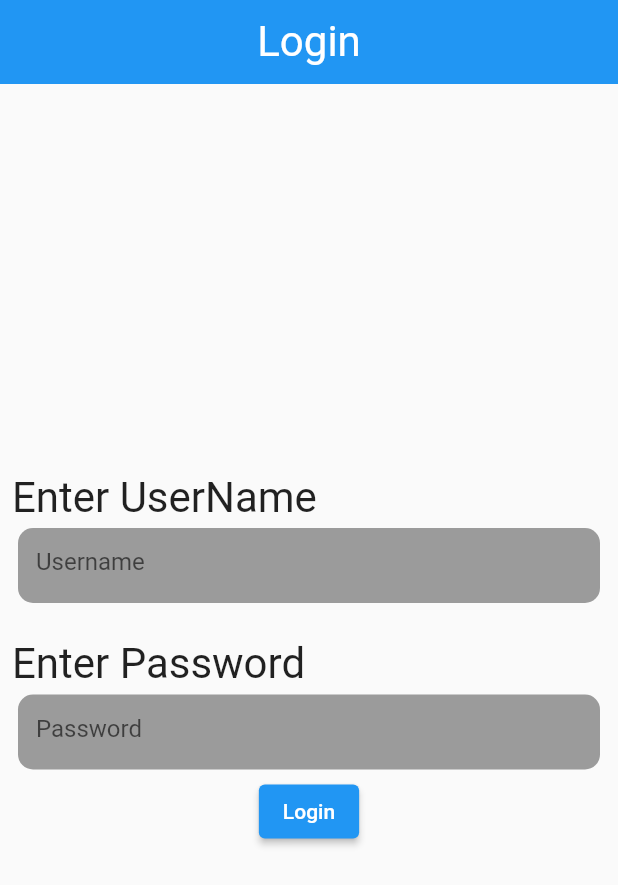
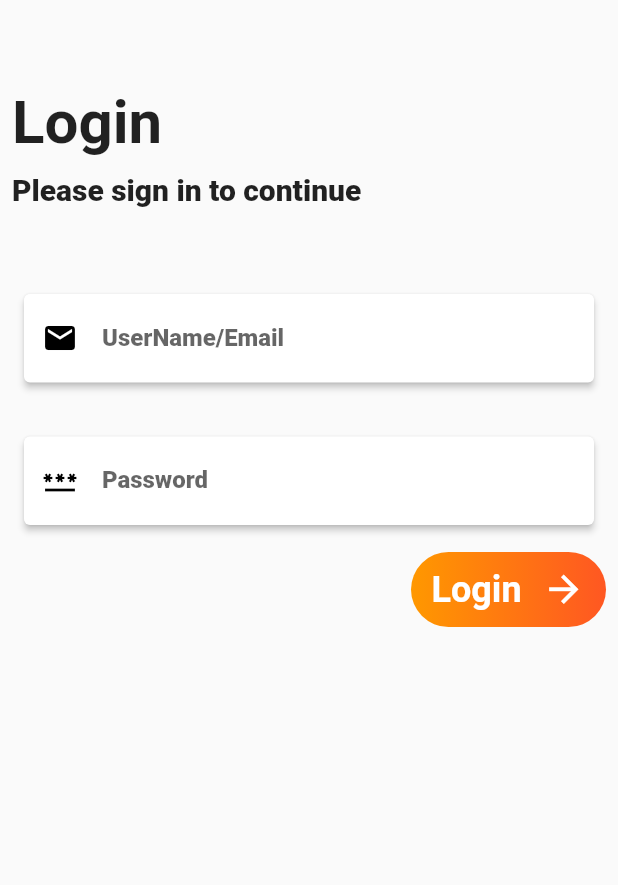
Before and after one commit to Hritik602/flutter, a Flutter app: the screen it shows after launch, on a phone screen of 412 x 824 dp. Shown: the top 885 px of the screen. Run offline on Flutter 3.47's test engine with Material 2 defaults, Android fonts, the phone set to English and light mode, and no system bars.

Commit message:
Login page is created

```diff
--- a/newproject/lib/LoginForm/login_page.dart
+++ /dev/null
@@ -1,96 +0,0 @@
-import 'package:flutter/material.dart';
-
-class LoginPage extends StatefulWidget {
-  const LoginPage({Key? key}) : super(key: key);
-
-  @override
-  State<LoginPage> createState() => _LoginPageState();
-}
-
-class _LoginPageState extends State<LoginPage> {
-  final _formKey = GlobalKey<FormState>();
-  final userName = TextEditingController();
-  final userPassword = TextEditingController();
-
-  @override
-  Widget build(BuildContext context) {
-    return Scaffold(
-        appBar: AppBar(
-            elevation: 0.0,
-            centerTitle: true,
-            title: const CustomText(text: "Login")),
-        body: Padding(
-          padding: const EdgeInsets.all(8.0),
-          child: Form(
-              key: _formKey,
-              child: Column(
-                mainAxisAlignment: MainAxisAlignment.center,
-                crossAxisAlignment: CrossAxisAlignment.start,
-                children: [
-                  const CustomText(
-                    text: "Enter UserName",
-                  ),
-                  CustomTextfield(hintText: "Username", controller: userName),
-                  const SizedBox(
-                    height: 20,
-                  ),
-                  const CustomText(text: "Enter Password"),
-                  CustomTextfield(
-                      hintText: "Password", controller: userPassword),
-                  Center(
-                    child: ElevatedButton(
-                        onPressed: () {
-                          if (userName.text.isNotEmpty) {
-                            print("clicked");
-                          }
-                        },
-                        child: const Text("Login")),
-                  )
-                ],
-              )),
-        ));
-  }
-}
-
-class CustomText extends StatelessWidget {
-  const CustomText({Key? key, required this.text}) : super(key: key);
-  final String text;
-  @override
-  Widget build(BuildContext context) {
-    return Text(
-      text,
-      style: const TextStyle(fontSize: 28, fontWeight: FontWeight.w400),
-    );
-  }
-}
-
-class CustomTextfield extends StatelessWidget {
-  const CustomTextfield(
-      {Key? key, required this.hintText, required this.controller})
-      : super(key: key);
-  final String hintText;
-  final TextEditingController controller;
-  @override
-  Widget build(BuildContext context) {
-    return Padding(
-      padding: const EdgeInsets.all(4.0),
-      child: TextFormField(
-        validator: (value) {
-          if (value!.isNotEmpty) {
-            print("Must not be Empty");
-          }
-        },
-        controller: controller,
-        decoration: InputDecoration(
-            filled: true,
-            fillColor: Colors.black38,
-            border: OutlineInputBorder(
-                borderSide: BorderSide.none,
-                borderRadius: BorderRadius.circular(10)),
-            hintText: hintText,
-            constraints: const BoxConstraints(
-                maxHeight: 50, minHeight: 35, maxWidth: 400, minWidth: 200)),
-      ),
-    );
-  }
-}
--- /dev/null
+++ b/newproject/lib/home_screen/home_screen.dart
@@ -0,0 +1,14 @@
+import 'package:flutter/material.dart';
+
+class HomeScreen extends StatelessWidget {
+  const HomeScreen({Key? key}) : super(key: key);
+
+  @override
+  Widget build(BuildContext context) {
+    return const Scaffold(
+      body: Center(
+        child: Text("Home Screen"),
+      ),
+    );
+  }
+}
--- /dev/null
+++ b/newproject/lib/login_form/login_page.dart
@@ -0,0 +1,192 @@
+import 'package:flutter/material.dart';
+import 'package:newproject/home_screen/home_screen.dart';
+import 'package:newproject/utility/utility.dart';
+
+class LoginPage extends StatefulWidget {
+  const LoginPage({Key? key}) : super(key: key);
+
+  @override
+  State<LoginPage> createState() => _LoginPageState();
+}
+
+class _LoginPageState extends State<LoginPage> {
+  final _formKey = GlobalKey<FormState>();
+  final userName = TextEditingController();
+  final userPassword = TextEditingController();
+
+  @override
+  Widget build(BuildContext context) {
+    return Scaffold(
+        body: Padding(
+      padding: const EdgeInsets.all(8.0),
+      child: SafeArea(
+        child: Form(
+            key: _formKey,
+            child: SingleChildScrollView(
+              child: Column(
+                mainAxisAlignment: MainAxisAlignment.center,
+                crossAxisAlignment: CrossAxisAlignment.start,
+                children: [
+                  const SizedBox(
+                    height: 50,
+                  ),
+                  const CustomText(
+                    text: "Login",
+                    fontSize: 40,
+                    fontWeight: FontWeight.bold,
+                  ),
+                  const SizedBox(
+                    height: 10,
+                  ),
+                  const CustomText(
+                    text: "Please sign in to continue",
+                    fontSize: 20,
+                    fontWeight: FontWeight.w800,
+                  ),
+                  const SizedBox(
+                    height: 50,
+                  ),
+                  CustomTextfield(
+                      prefixIcon: emailIcon,
+                      hintText: emailLabelText,
+
+                      //  errorText: emailError,
+                      controller: userName),
+                  const SizedBox(
+                    height: 20,
+                  ),
+                  CustomTextfield(
+                      prefixIcon: passIcon,
+                      hintText: passwordHintText,
+                      // errorText: passworderror,
+                      controller: userPassword),
+                  const SizedBox(
+                    height: 10,
+                  ),
+                  LoginButton(
+                    onPressed: () {
+                      if (userName.text.isNotEmpty &&
+                          userPassword.text.isNotEmpty) {
+                        Navigator.pushReplacement(
+                            context,
+                            MaterialPageRoute(
+                                builder: (context) => const HomeScreen()));
+                      }
+                    },
+                  ),
+                  const SizedBox(
+                    height: 30,
+                  ),
+                  // const Align(
+                  //   alignment: Alignment.bottomCenter,
+                  //   child: Text("Don't have an account?"),
+                  // ),
+                ],
+              ),
+            )),
+      ),
+    ));
+  }
+}
+
+class LoginButton extends StatelessWidget {
+  LoginButton({Key? key, required this.onPressed}) : super(key: key);
+  Function onPressed;
+  @override
+  Widget build(BuildContext context) {
+    return InkWell(
+      onTap: onPressed(),
+      child: Align(
+        alignment: Alignment.bottomRight,
+        child: Container(
+          width: 130,
+          height: 50,
+          decoration: BoxDecoration(
+            borderRadius: BorderRadius.circular(30),
+            gradient: const LinearGradient(
+                colors: [Colors.orange, Colors.deepOrange],
+                begin: Alignment.centerLeft,
+                end: Alignment.centerRight),
+          ),
+          child: Row(
+            mainAxisAlignment: MainAxisAlignment.spaceEvenly,
+            children: const [
+              Text(
+                "Login",
+                style: TextStyle(
+                    fontSize: 24,
+                    color: Colors.white,
+                    fontWeight: FontWeight.w600),
+              ),
+              Icon(
+                Icons.arrow_forward,
+                size: 29.0,
+                color: Colors.white,
+              )
+            ],
+          ),
+        ),
+      ),
+    );
+  }
+}
+
+class CustomText extends StatelessWidget {
+  const CustomText(
+      {Key? key, required this.text, required this.fontSize, this.fontWeight})
+      : super(key: key);
+  final String text;
+  final double fontSize;
+  final FontWeight? fontWeight;
+  Widget build(BuildContext context) {
+    return Text(
+      text,
+      style: TextStyle(fontSize: fontSize, fontWeight: fontWeight),
+    );
+  }
+}
+
+class CustomTextfield extends StatelessWidget {
+  const CustomTextfield(
+      {Key? key,
+      required this.controller,
+      this.prefixIcon,
+      this.errorText,
+      this.hintText})
+      : super(key: key);
+  final String? hintText;
+  final String? errorText;
+  final TextEditingController controller;
+  final Widget? prefixIcon;
+  @override
+  Widget build(BuildContext context) {
+    return Padding(
+      padding: const EdgeInsets.all(4.0),
+      child: Card(
+        elevation: 2.0,
+        child: TextFormField(
+          validator: (value) {
+            if (value == null && value!.isNotEmpty) {
+              return "Can't be Empty";
+            }
+          },
+          controller: controller,
+          cursorColor: Colors.black,
+          decoration: InputDecoration(
+              focusColor: iconColor,
+              prefixIcon: prefixIcon,
+              prefixIconColor: iconColor,
+              labelStyle: const TextStyle(fontWeight: FontWeight.w900),
+              filled: false,
+              fillColor: Colors.black38,
+              border: OutlineInputBorder(
+                  borderSide: BorderSide.none,
+                  borderRadius: BorderRadius.circular(10)),
+              labelText: hintText,
+              constraints: const BoxConstraints(
+                  maxHeight: 80, minHeight: 35, maxWidth: 400, minWidth: 200)),
+        ),
+      ),
+    );
+  }
+}
--- a/newproject/lib/main.dart
+++ b/newproject/lib/main.dart
@@ -1,5 +1,7 @@
 import 'package:flutter/material.dart';
-import 'package:newproject/LoginForm/login_page.dart';
+
+import 'login_form/login_page.dart';
+
 
 void main() {
   runApp(const MyApp());
--- /dev/null
+++ b/newproject/lib/utility/utility.dart
@@ -0,0 +1,12 @@
+import 'package:flutter/cupertino.dart';
+import 'package:flutter/material.dart';
+
+const emailError = "Please Enter Email";
+const passworderror = "Please Enter password";
+const emailLabelText = " UserName/Email";
+const passwordHintText = " Password";
+const Icon emailIcon = Icon(Icons.email);
+const Icon passIcon = Icon(Icons.password);
+const Color iconColor = Colors.black;
+const userName = "";
+const userPassword = "";
```
